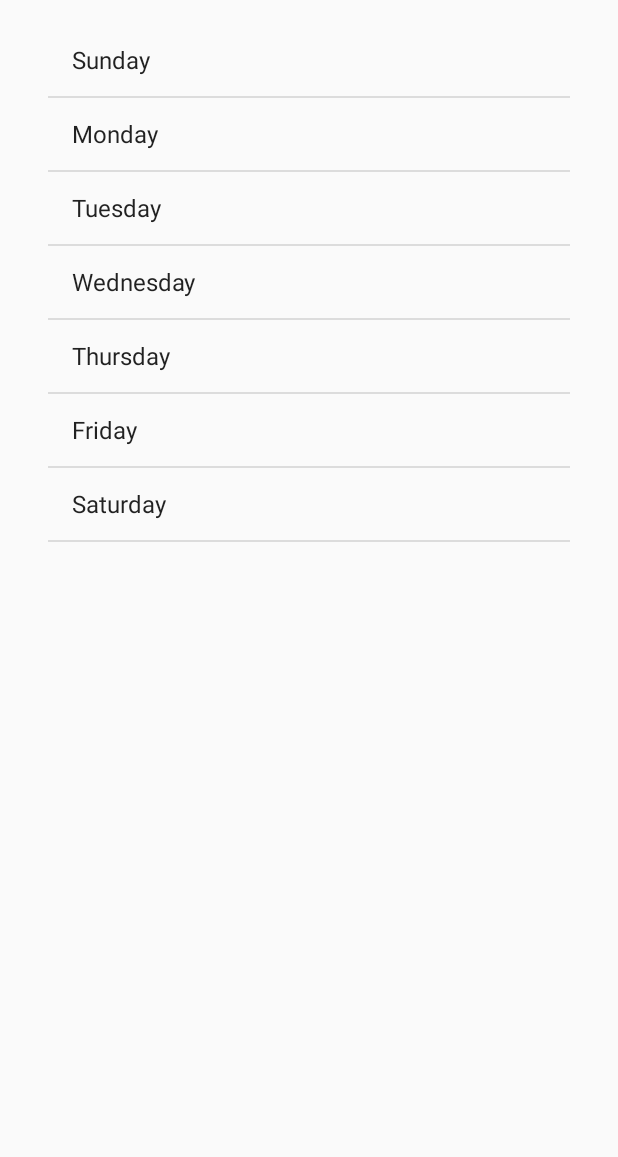
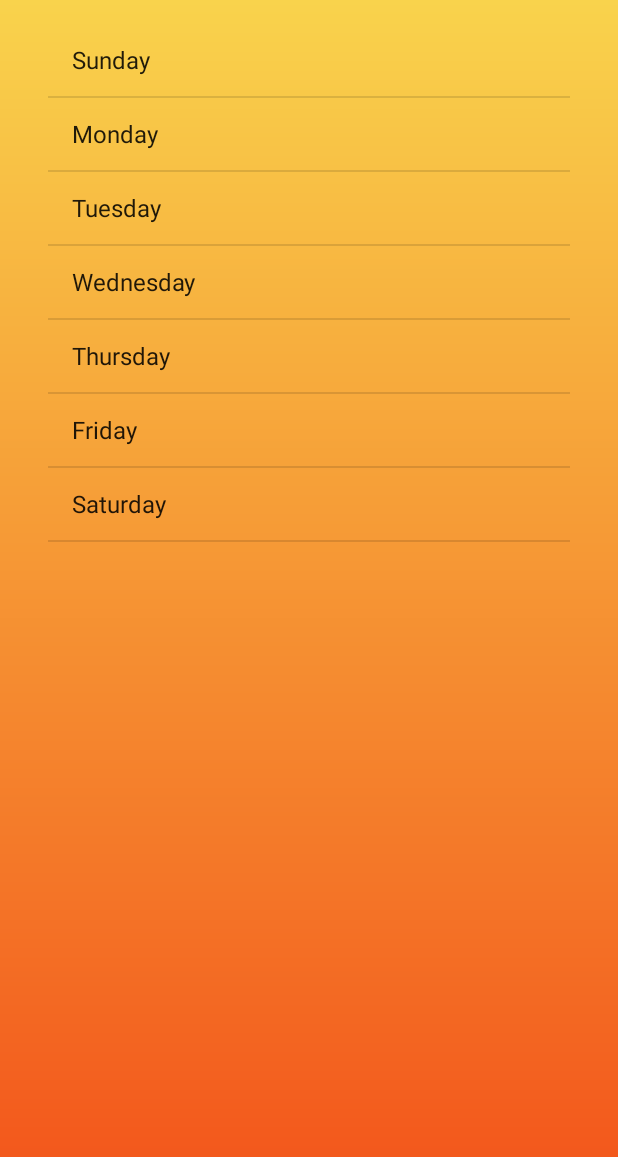
Before and after one commit to natetan/stormy, an Android app: the DailyForecastActivity screen opened directly, with no data from a screen before it, on a phone screen of 412 x 824 dp. Shown: the top 1157 px of the screen. Run offline under Robolectric (Android 15) with nearby library versions, the phone set to English and light mode, and no system bars.

```diff
--- a/app/src/main/res/layout/activity_daily_forecast.xml
+++ b/app/src/main/res/layout/activity_daily_forecast.xml
@@ -6,7 +6,8 @@
                 android:paddingRight="@dimen/activity_horizontal_margin"
                 android:paddingTop="@dimen/activity_vertical_margin"
                 android:paddingBottom="@dimen/activity_vertical_margin"
-                tools:context="yulongproductions.com.stormy.ui.DailyForecastActivity">
+                tools:context="yulongproductions.com.stormy.ui.DailyForecastActivity"
+                android:background="@drawable/bg_gradient">
 
     <ListView
         android:layout_width="match_parent"
@@ -15,4 +16,13 @@
         android:layout_alignParentTop="true"
         android:layout_alignParentLeft="true"
         android:layout_alignParentStart="true"/>
+
+    <TextView
+        android:layout_width="wrap_content"
+        android:layout_height="wrap_content"
+        android:text="@string/no_daily_forecast_data"
+        android:id="@android:id/empty"
+        android:layout_centerVertical="true"
+        android:layout_centerHorizontal="true"
+        android:textColor="#ffffffff"/>
 </RelativeLayout>
```
